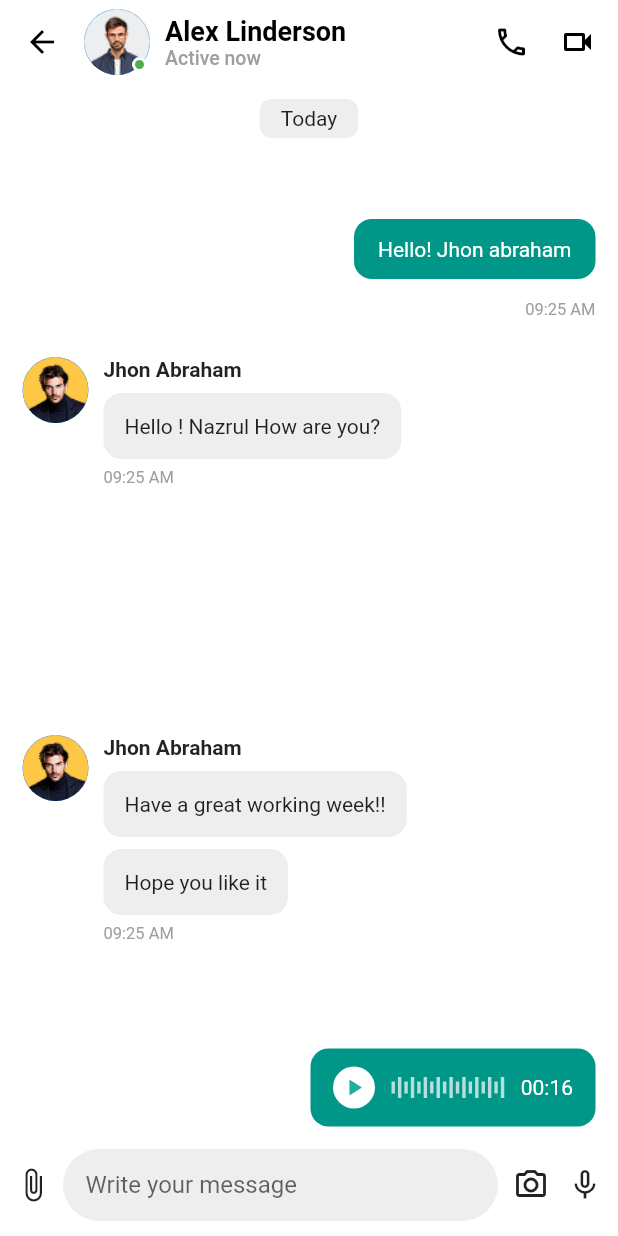
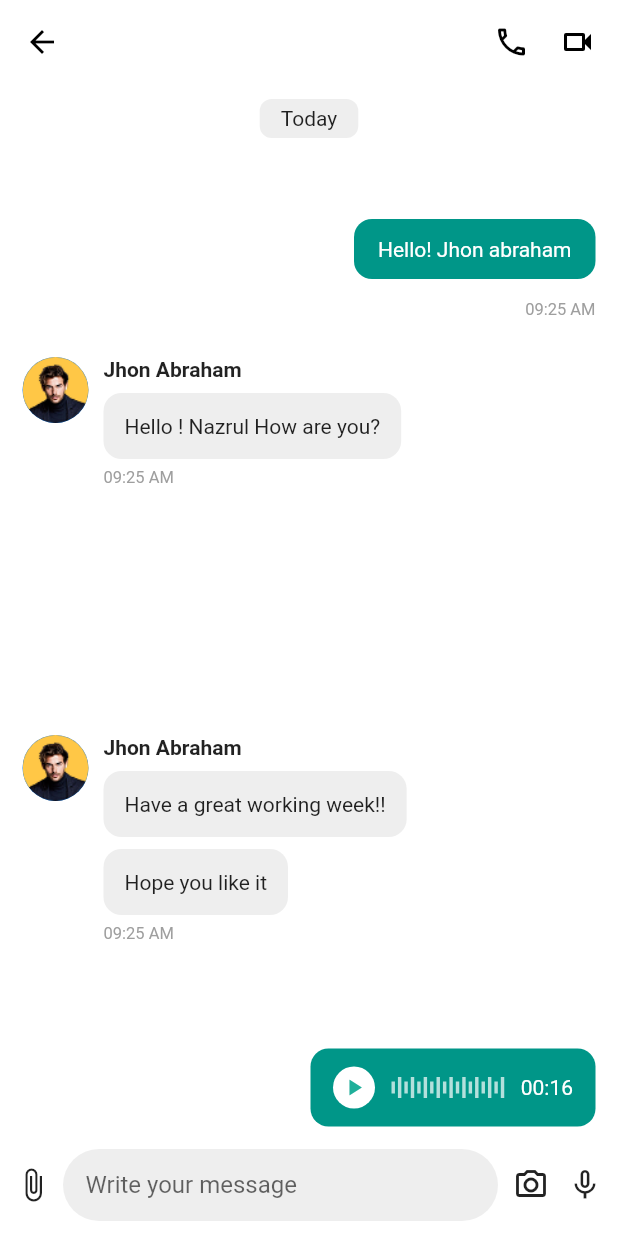
Before and after one commit to sanjaycp450-boop/FLUTTER-APPLICATION11, a Flutter app: the HOME_1 screen opened directly, after a tap on "Alex Linderson", on a phone screen of 412 x 824 dp. Run offline on Flutter 3.47's test engine with Material 3 defaults, Android fonts, the phone set to English and light mode, and no system bars; our stand-ins replace flutter_slidable.

Commit message:
change in massage

```diff
--- a/lib/home_1.dart
+++ b/lib/home_1.dart
@@ -1,4 +1,5 @@
 import 'package:flutter/material.dart';
+import 'package:flutter_slidable/flutter_slidable.dart';
 
 import 'massege.dart';
 
@@ -75,10 +76,10 @@ class _HOME_1State extends State<HOME_1> {
       'type': 'personal',
     },
     {
-      'image': "assets/image/Rectangle 1092 (1).png",
-      'name': "Sabila Sayma",
-      'message': "How are you today",
-      'time': "2 min ago",
+      'image': "assets/image/Rectangle 1094.png",
+      'name': "Angel Dayna",
+      'message': "",
+      'time': "",
       'unread': null,
       'type': 'personal',
     },
@@ -197,28 +198,54 @@ class _HOME_1State extends State<HOME_1> {
               itemBuilder: (context, index) {
                 return Padding(
                   padding: const EdgeInsets.all(20),
+                  child: Slidable(
+                    endActionPane: ActionPane(
+                      motion: const ScrollMotion(),
+                      extentRatio: 0.45,
+                      children: [
+                        SlidableAction(
+                          onPressed: (context) {
+                            print("Delete");
+                          },
+                          backgroundColor: Colors.red,
+                          foregroundColor: Colors.white,
+                          icon: Icons.delete,
+                          label: "Delete",
+                        ),
+
+                        SlidableAction(
+                          onPressed: (context) {
+                            print("More");
+                          },
+                          backgroundColor: Colors.blue,
+                          foregroundColor: Colors.white,
+                          icon: Icons.more_horiz,
+                          label: "More",
+                        ),
+                      ],
+                    ),
                     child: GestureDetector(
-                    onTap:(){
+                      onTap: () {
                         Navigator.of(context).push(
-  MaterialPageRoute(builder: (context)=>Massege(
+                          MaterialPageRoute(
+                            builder: (context) => Massege(
                               chats[index]['image'] ?? '',
                               chats[index]['image1'] ?? '',
                               chats[index]['image2'] ?? '',
                               chats[index]['image3'] ?? '',
                               name: chats[index]['name'] ?? '',
                               type: chats[index]['type'] ?? '',
-  ),)
+                            ),
+                          ),
                         );
-
-
-
-
                       },
                       child: ListTile(
                         leading: chats[index]['type'] == 'personal'
                             ? CircleAvatar(
                                 radius: 28,
-                            backgroundImage: AssetImage(chats[index]['image']),
+                                backgroundImage: AssetImage(
+                                  chats[index]['image'],
+                                ),
                               )
                             : SizedBox(
                                 width: 60,
@@ -230,7 +257,9 @@ Navigator.of(context).push(
                                       top: 10,
                                       child: CircleAvatar(
                                         radius: 16,
-                                    backgroundImage: AssetImage(chats[index]['image1']),
+                                        backgroundImage: AssetImage(
+                                          chats[index]['image1'],
+                                        ),
                                       ),
                                     ),
                                     Positioned(
@@ -238,7 +267,9 @@ Navigator.of(context).push(
                                       top: 10,
                                       child: CircleAvatar(
                                         radius: 16,
-                                    backgroundImage: AssetImage(chats[index]['image2']),
+                                        backgroundImage: AssetImage(
+                                          chats[index]['image2'],
+                                        ),
                                       ),
                                     ),
                                     Positioned(
@@ -246,7 +277,9 @@ Navigator.of(context).push(
                                       bottom: 0,
                                       child: CircleAvatar(
                                         radius: 16,
-                                    backgroundImage: AssetImage(chats[index]['image3']),
+                                        backgroundImage: AssetImage(
+                                          chats[index]['image3'],
+                                        ),
                                       ),
                                     ),
                                   ],
@@ -254,7 +287,7 @@ Navigator.of(context).push(
                               ),
                         title: Text(
                           chats[index]['name'],
-                        style: TextStyle(
+                          style: const TextStyle(
                             fontWeight: FontWeight.bold,
                             fontSize: 20,
                           ),
@@ -264,19 +297,19 @@ Navigator.of(context).push(
                           mainAxisAlignment: MainAxisAlignment.center,
                           children: [
                             Text(chats[index]['time']),
-                          SizedBox(height: 8),
+                            const SizedBox(height: 8),
                             if (chats[index]['unread'] != null)
                               Container(
                                 height: 24,
                                 width: 24,
-                              decoration: BoxDecoration(
+                                decoration: const BoxDecoration(
                                   color: Colors.red,
                                   shape: BoxShape.circle,
                                 ),
                                 child: Center(
                                   child: Text(
                                     chats[index]['unread'] ?? '',
-                                  style: TextStyle(
+                                    style: const TextStyle(
                                       color: Colors.white,
                                       fontSize: 12,
                                     ),
@@ -284,6 +317,7 @@ Navigator.of(context).push(
                                 ),
                               ),
                           ],
+                        ),
                       ),
                     ),
                   ),
--- a/lib/massege.dart
+++ b/lib/massege.dart
@@ -32,80 +32,16 @@ class _MassegeState extends State<Massege> {
       appBar: AppBar(
         backgroundColor: Colors.white,
         elevation: 0,
-        leading: Icon(Icons.arrow_back, color: Colors.black),
+        leading: IconButton(
+          icon: const Icon(Icons.arrow_back, color: Colors.black),
+          onPressed: () {
+            Navigator.pop(context);
+          },
+        ),
         titleSpacing: 0,
         title: Row(
           children: [
-            Stack(
-              children: [
-              widget.type == 'personal'?  CircleAvatar(
-                  radius: 22,
-                  backgroundImage:  AssetImage(widget.image),
-                ):SizedBox(
-                            width: 60,
-                            height: 60,
-                            child: Stack(
-                              children: [
-                                Positioned(
-                                  left: 0,
-                                  top: 10,
-                                  child: CircleAvatar(
-                                    radius: 16,
-                                    backgroundImage: AssetImage(widget.image1),
-                                  ),
-                                ),
-                                Positioned(
-                                  right: 0,
-                                  top: 10,
-                                  child: CircleAvatar(
-                                    radius: 16,
-                                    backgroundImage: AssetImage(widget.image2),
-                                  ),
-                                ),
-                                Positioned(
-                                  left: 15,
-                                  bottom: 0,
-                                  child: CircleAvatar(
-                                    radius: 16,
-                                    backgroundImage: AssetImage(widget.image3),
-                                  ),
-                                ),
-                              ],
-                            ),
-                          ),
-                Positioned(
-                  bottom: 2,
-                  right: 2,
-                  child: Container(
-                    height: 10,
-                    width: 10,
-                    decoration: BoxDecoration(
-                      color: Colors.green,
-                      border: Border.all(color: Colors.white, width: 2),
-                      shape: BoxShape.circle,
-                    ),
-                  ),
-                ),
-              ],
-            ),
-            SizedBox(width: 10),
-            Column(
-              crossAxisAlignment: CrossAxisAlignment.start,
-              children: [
-                Text(
-                  widget.name,
-                  style: TextStyle(
-                    color: Colors.black,
-                    fontSize: 18,
-                    fontWeight: FontWeight.w600,
-                  ),
-                ),
-                Text(
-                  "Active now",
-                  style: TextStyle(color: Colors.grey, fontSize: 13),
-                ),
-              ],
-            ),
+            // Your existing code
           ],
         ),
         actions: [
@@ -115,7 +51,6 @@ class _MassegeState extends State<Massege> {
           SizedBox(width: 15),
         ],
       ),
-
       body: Column(
         children: [
           SizedBox(height: 10),
--- a/pubspec.yaml
+++ b/pubspec.yaml
@@ -34,6 +34,7 @@ dependencies:
   # The following adds the Cupertino Icons font to your application.
   # Use with the CupertinoIcons class for iOS style icons.
   cupertino_icons: ^1.0.8
+  flutter_slidable: ^4.0.3
 
 dev_dependencies:
   flutter_test:
```
Also changed, not shown: pubspec.lock. Lines whose indentation alone changed are shown as unchanged.
